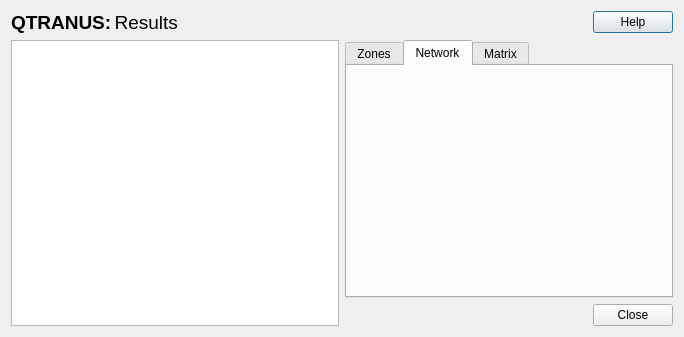
TomasdelaBarra/QTRANUS, file results.ui: the form before one commit.
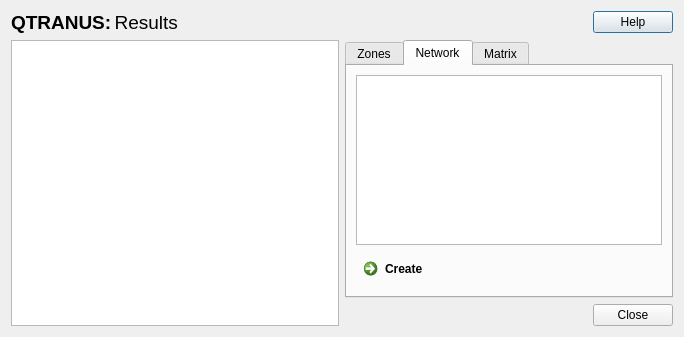
The form after the commit. The open tabs and pages were chosen to show the change.

Commit message:
Network Layer, Progress Bar
Network  Layer select Method, Color ramp picker, color picker

What changed in the file:
```diff
--- a/results.ui
+++ b/results.ui
@@ -100,6 +100,25 @@
           <attribute name="title">
            <string>Network</string>
           </attribute>
+          <layout class="QVBoxLayout" name="verticalLayout_3">
+           <item>
+            <widget class="QListWidget" name="layerNetwork">
+             <property name="autoScrollMargin">
+              <number>0</number>
+             </property>
+             <property name="selectionMode">
+              <enum>QAbstractItemView::SingleSelection</enum>
+             </property>
+            </widget>
+           </item>
+           <item>
+            <widget class="QCommandLinkButton" name="network">
+             <property name="text">
+              <string>Create</string>
+             </property>
+            </widget>
+           </item>
+          </layout>
          </widget>
          <widget class="QWidget" name="tabMatrix">
           <attribute name="title">
```
Left out of the diff: 2 changed lines with no effect on the pictures. The commit also changes 17 other files.
